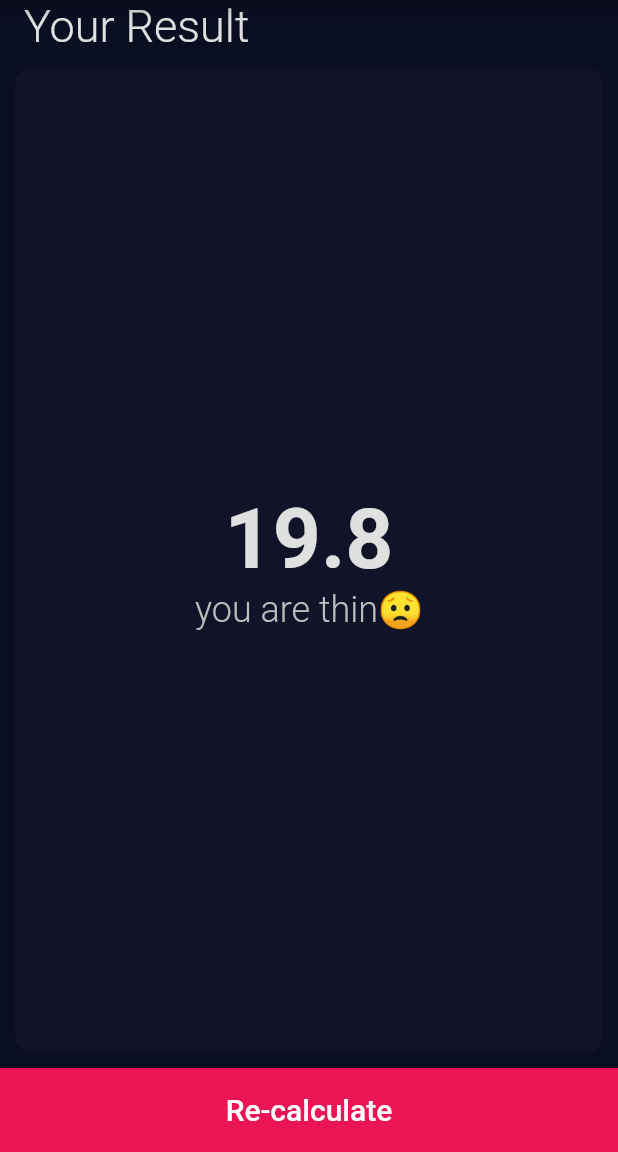
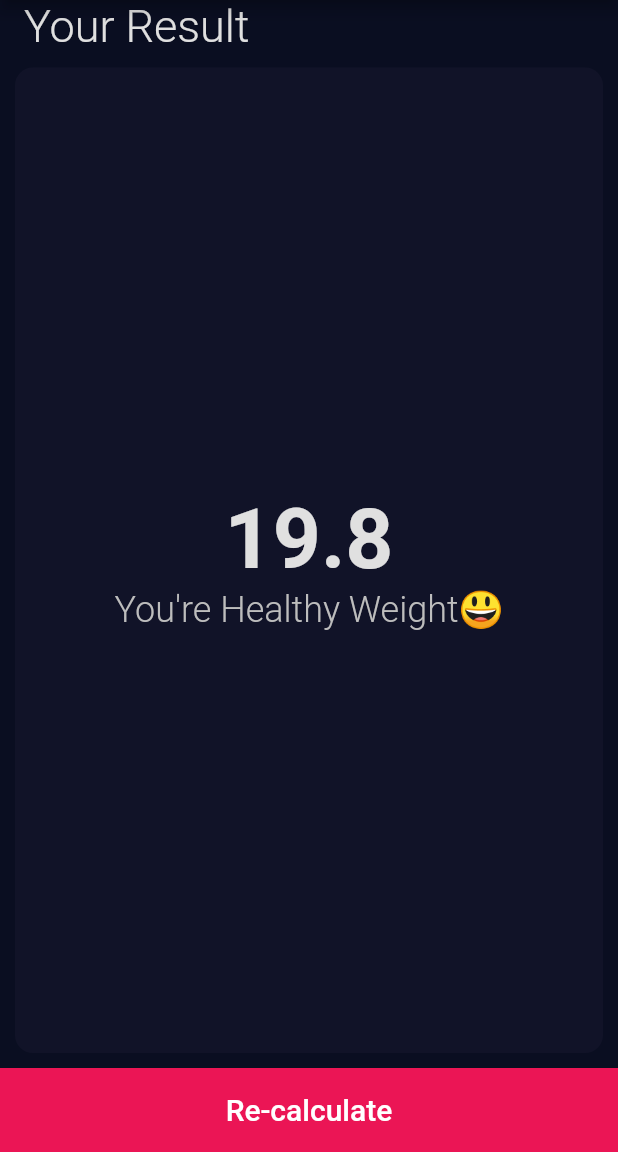
Before and after one commit to samirsamawade/bmi_calculator, a Flutter app: the screen it shows after launch, after a tap on "CALCULATE", on a phone screen of 412 x 824 dp, the part 84-1236 px from its top. Run offline on Flutter 3.47's test engine with Material 2 defaults, Android fonts, the phone set to English and light mode, and no system bars.

Commit message:
Result Screen: Weight Status

```diff
--- a/lib/screens/result.dart
+++ b/lib/screens/result.dart
@@ -4,6 +4,18 @@ import 'package:flutter/material.dart';
 class ResultScreen extends StatelessWidget {
   final double result;
   const ResultScreen({Key? key, required this.result}) : super(key: key);
+
+  String _rsultStatus() {
+    if (result < 18) {
+      return "You're Underweight😔";
+    } else if (result < 25) {
+      return "You're Healthy Weight😃";
+    } else if (result < 30) {
+      return "You're Overweight😔";
+    } else {
+      return "You're Obesity😟";
+    }
+  }
 
   @override
   Widget build(BuildContext context) {
@@ -44,7 +56,7 @@ class ResultScreen extends StatelessWidget {
                   ),
                   Center(
                     child: Text(
-                      'you are thin😟',
+                      _rsultStatus(),
                       style: TextStyle(
                         fontSize: 24,
                         fontWeight: FontWeight.w300,
```
